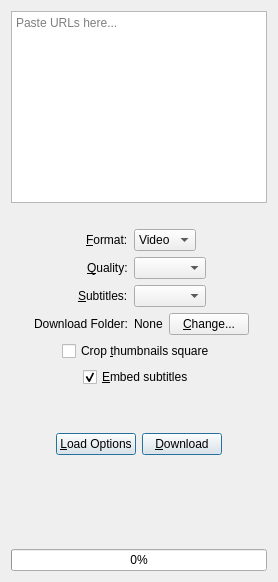
This is src/ui/tab.ui in markop404/media-downloader as Qt 5 draws it before an edit. The edited form follows.
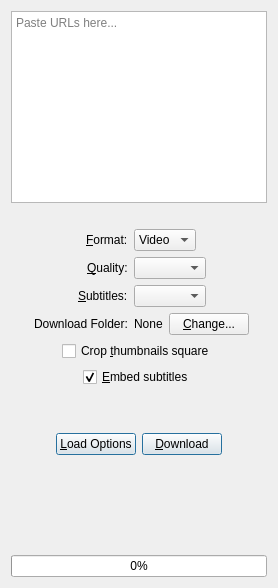
This is the edited form. Icons and pictures are not drawn.

Patch:
```diff
--- a/src/ui/tab.ui
+++ b/src/ui/tab.ui
@@ -303,7 +303,14 @@
       </spacer>
      </item>
      <item>
-      <widget class="QLabel" name="statusIconLabel"/>
+      <widget class="QLabel" name="statusIconLabel">
+       <property name="minimumSize">
+        <size>
+         <width>28</width>
+         <height>28</height>
+        </size>
+       </property>
+      </widget>
      </item>
      <item>
       <spacer name="horizontalSpacer8">
@@ -328,9 +335,6 @@
          <pointsize>14</pointsize>
         </font>
        </property>
-       <property name="text">
-        <string/>
-       </property>
       </widget>
      </item>
      <item>
```
